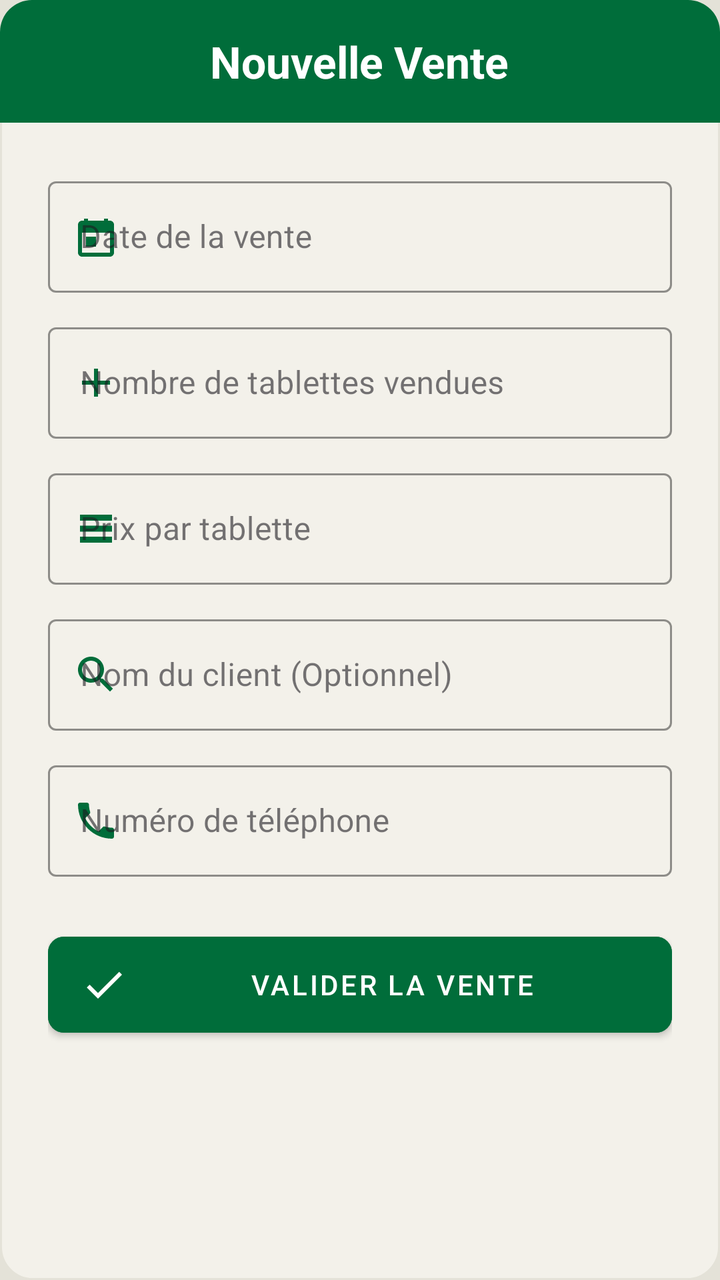
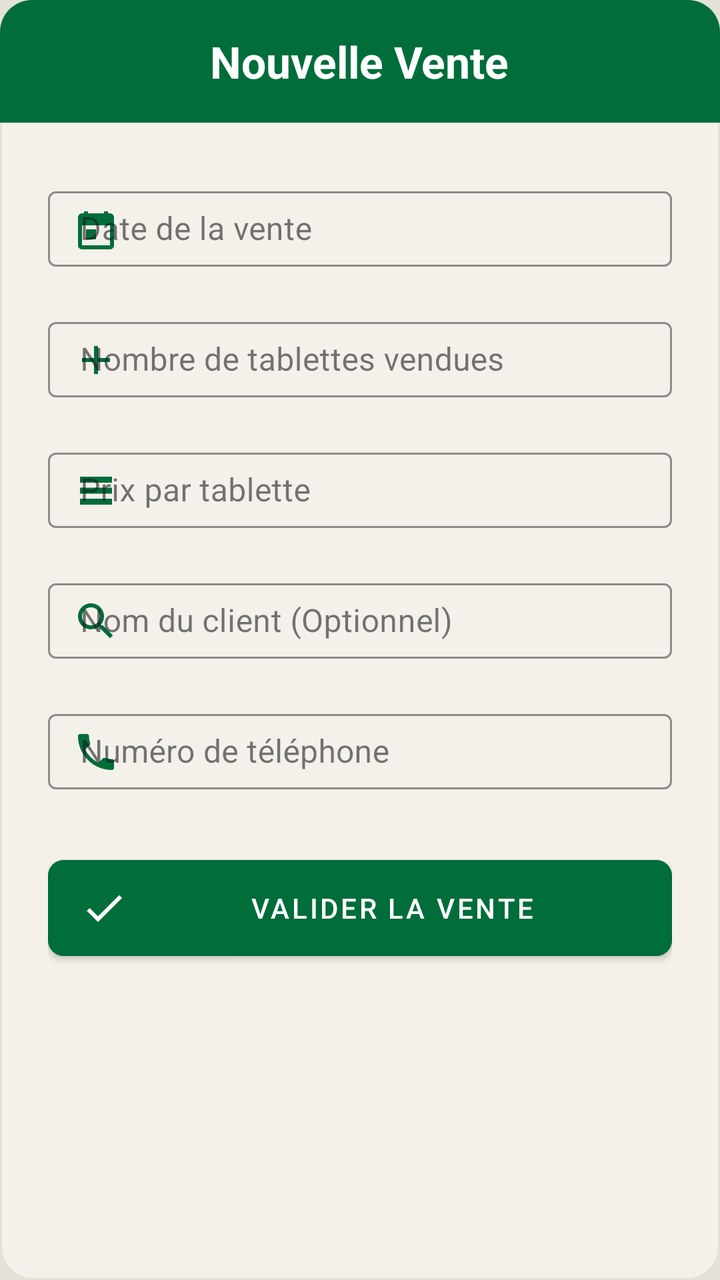

Before-and-after screenshots of an Android layout around one commit, followed by the original layout XML and the change that was made.
<!-- AndroidManifest.xml: application theme Theme.Poulailler_copilot -->
<!-- res/layout/dialog_add_sale.xml -->
<?xml version="1.0" encoding="utf-8"?>
<LinearLayout xmlns:android="http://schemas.android.com/apk/res/android"
    xmlns:app="http://schemas.android.com/apk/res-auto"
    android:layout_width="match_parent"
    android:layout_height="wrap_content"
    android:orientation="vertical"
    android:background="@drawable/bg_dialog_dark">

    <LinearLayout
        android:layout_width="match_parent"
        android:layout_height="wrap_content"
        android:background="@drawable/bg_dialog_header"
        android:padding="16dp"
        android:gravity="center">
        <TextView
            android:layout_width="wrap_content"
            android:layout_height="wrap_content"
            android:text="Nouvelle Vente"
            android:textColor="@color/white"
            android:textSize="22sp"
            android:textStyle="bold"/>
    </LinearLayout>

    <LinearLayout
        android:layout_width="match_parent"
        android:layout_height="wrap_content"
        android:orientation="vertical"
        android:padding="24dp">

        <com.google.android.material.textfield.TextInputLayout
            android:layout_width="match_parent"
            android:layout_height="wrap_content"
            android:hint="Date de la vente"
            style="@style/Widget.MaterialComponents.TextInputLayout.OutlinedBox"
            android:layout_marginBottom="12dp"
            app:hintTextColor="@color/text_secondary"
            app:boxStrokeColor="@color/primary"
            app:startIconDrawable="@drawable/ic_calendar"
            app:startIconTint="@color/primary">
            <com.google.android.material.textfield.TextInputEditText
                android:id="@+id/etSaleDate"
                android:layout_width="match_parent"
                android:layout_height="wrap_content"
                android:focusable="false"
                android:clickable="true"
                android:textColor="@color/text_primary" />
        </com.google.android.material.textfield.TextInputLayout>

        <com.google.android.material.textfield.TextInputLayout
            android:layout_width="match_parent"
            android:layout_height="wrap_content"
            android:hint="Nombre de tablettes vendues"
            style="@style/Widget.MaterialComponents.TextInputLayout.OutlinedBox"
            android:layout_marginBottom="12dp"
            app:hintTextColor="@color/text_secondary"
            app:boxStrokeColor="@color/primary"
            app:startIconDrawable="@drawable/ic_add"
            app:startIconTint="@color/primary">
            <com.google.android.material.textfield.TextInputEditText
                android:id="@+id/etQuantity"
                android:layout_width="match_parent"
                android:layout_height="wrap_content"
                android:inputType="number"
                android:textColor="@color/text_primary" />
        </com.google.android.material.textfield.TextInputLayout>

        <com.google.android.material.textfield.TextInputLayout
            android:id="@+id/tilUnitPrice"
            android:layout_width="match_parent"
            android:layout_height="wrap_content"
            android:hint="Prix par tablette"
            style="@style/Widget.MaterialComponents.TextInputLayout.OutlinedBox"
            android:layout_marginBottom="12dp"
            app:hintTextColor="@color/text_secondary"
            app:boxStrokeColor="@color/primary"
            app:startIconDrawable="@drawable/ic_batches"
            app:startIconTint="@color/primary">
            <com.google.android.material.textfield.TextInputEditText
                android:id="@+id/etUnitPrice"
                android:layout_width="match_parent"
                android:layout_height="wrap_content"
                android:inputType="numberDecimal"
                android:textColor="@color/text_primary" />
        </com.google.android.material.textfield.TextInputLayout>

        <com.google.android.material.textfield.TextInputLayout
            android:layout_width="match_parent"
            android:layout_height="wrap_content"
            android:hint="Nom du client (Optionnel)"
            style="@style/Widget.MaterialComponents.TextInputLayout.OutlinedBox"
            android:layout_marginBottom="12dp"
            app:hintTextColor="@color/text_secondary"
            app:boxStrokeColor="@color/primary"
            app:startIconDrawable="@drawable/ic_search"
            app:startIconTint="@color/primary">
            <com.google.android.material.textfield.TextInputEditText
                android:id="@+id/etBuyer"
                android:layout_width="match_parent"
                android:layout_height="wrap_content"
                android:inputType="textPersonName"
                android:textColor="@color/text_primary" />
        </com.google.android.material.textfield.TextInputLayout>

        <com.google.android.material.textfield.TextInputLayout
            android:layout_width="match_parent"
            android:layout_height="wrap_content"
            android:hint="Numéro de téléphone"
            style="@style/Widget.MaterialComponents.TextInputLayout.OutlinedBox"
            android:layout_marginBottom="24dp"
            app:hintTextColor="@color/text_secondary"
            app:boxStrokeColor="@color/primary"
            app:startIconDrawable="@drawable/ic_phone"
            app:startIconTint="@color/primary">
            <com.google.android.material.textfield.TextInputEditText
                android:id="@+id/etPhoneNumber"
                android:layout_width="match_parent"
                android:layout_height="wrap_content"
                android:inputType="phone"
                android:textColor="@color/text_primary" />
        </com.google.android.material.textfield.TextInputLayout>

        <com.google.android.material.button.MaterialButton
            android:id="@+id/btnSaveSale"
            android:layout_width="match_parent"
            android:layout_height="60dp"
            android:text="VALIDER LA VENTE"
            android:backgroundTint="@color/primary"
            android:textColor="@color/white"
            app:cornerRadius="8dp"
            app:icon="@drawable/ic_check"
            app:iconTint="@color/white"/>
    </LinearLayout>
</LinearLayout>
<!-- resources referenced by this layout -->
<resources>
  <color name="primary">#006D3A</color>
  <color name="text_primary">#1C1B1F</color>
  <color name="text_secondary">#49454F</color>
  <color name="white">#FFFFFFFF</color>
  <!-- drawable bg_dialog_dark (drawable) -->
  <?xml version="1.0" encoding="utf-8"?>
  <shape xmlns:android="http://schemas.android.com/apk/res/android">
      <solid android:color="@color/surface" />
      <stroke
          android:width="1dp"
          android:color="@color/off_white" />
      <corners android:radius="16dp" />
  </shape>
  <!-- drawable bg_dialog_header (drawable) -->
  <?xml version="1.0" encoding="utf-8"?>
  <shape xmlns:android="http://schemas.android.com/apk/res/android">
      <solid android:color="@color/primary" />
      <corners
          android:topLeftRadius="16dp"
          android:topRightRadius="16dp" />
  </shape>
  <style name="Theme.Poulailler_copilot" parent="Theme.MaterialComponents.DayNight.NoActionBar">
          
          <item name="colorPrimary">@color/primary</item>
          <item name="colorPrimaryVariant">@color/primary_variant</item>
          <item name="colorOnPrimary">@color/white</item>
  
          
          <item name="colorSecondary">@color/secondary</item>
          <item name="colorSecondaryVariant">@color/secondary_variant</item>
          <item name="colorOnSecondary">@color/white</item>
  
          
          <item name="android:windowBackground">@color/background</item>
          <item name="colorSurface">@color/surface</item>
          <item name="colorOnSurface">@color/text_primary</item>
          <item name="colorOnSurfaceVariant">@color/text_secondary</item>
  
          
          <item name="android:textColorPrimary">@color/text_primary</item>
          <item name="android:textColorSecondary">@color/text_secondary</item>
  
          
          <item name="android:statusBarColor">?attr/colorPrimaryVariant</item>
  
          
          <item name="materialCardViewStyle">@style/Widget.App.CardView</item>
          <item name="shapeAppearanceLargeComponent">@style/ShapeAppearance.App.LargeComponent</item>
  
          
          <item name="materialAlertDialogTheme">@style/ThemeOverlay.App.MaterialAlertDialog</item>
          <item name="alertDialogTheme">@style/ThemeOverlay.App.MaterialAlertDialog</item>
      </style>
  <color name="surface">#F3F1EA</color>
  <color name="off_white">#E4E2D8</color>
  <color name="primary_variant">#004D22</color>
  <color name="secondary">#43A047</color>
  <color name="secondary_variant">#2E7D32</color>
  <color name="background">@color/off_white</color>
  <style name="Widget.App.CardView" parent="Widget.MaterialComponents.CardView">
          <item name="cardElevation">2dp</item>
          <item name="cardCornerRadius">16dp</item>
          <item name="cardBackgroundColor">@color/surface</item>
          <item name="strokeWidth">0dp</item>
      </style>
  <style name="ShapeAppearance.App.LargeComponent" parent="ShapeAppearance.MaterialComponents.LargeComponent">
          <item name="cornerFamily">rounded</item>
          <item name="cornerSize">16dp</item>
      </style>
  <style name="ThemeOverlay.App.MaterialAlertDialog" parent="ThemeOverlay.MaterialComponents.MaterialAlertDialog">
          <item name="colorSurface">@color/surface</item>
          <item name="colorOnSurface">@color/text_primary</item>
          <item name="android:textColorPrimary">@color/text_primary</item>
      </style>
  <!-- unchanged entries left out for length: 6 -->
</resources>

<!-- the commit's change to res/layout/dialog_add_sale.xml (unified diff, before → after) -->
@@ -31,13 +31,14 @@
             android:layout_width="match_parent"
             android:layout_height="wrap_content"
             android:hint="Date de la vente"
-            style="@style/Widget.MaterialComponents.TextInputLayout.OutlinedBox"
+            style="@style/Widget.MaterialComponents.TextInputLayout.OutlinedBox.Dense"
             android:layout_marginBottom="12dp"
             app:hintTextColor="@color/text_secondary"
             app:boxStrokeColor="@color/primary"
             app:startIconDrawable="@drawable/ic_calendar"
             app:startIconTint="@color/primary">
             <com.google.android.material.textfield.TextInputEditText
+        style="@style/Widget.App.TextInputEditText"
                 android:id="@+id/etSaleDate"
                 android:layout_width="match_parent"
                 android:layout_height="wrap_content"
@@ -50,13 +51,14 @@
             android:layout_width="match_parent"
             android:layout_height="wrap_content"
             android:hint="Nombre de tablettes vendues"
-            style="@style/Widget.MaterialComponents.TextInputLayout.OutlinedBox"
+            style="@style/Widget.MaterialComponents.TextInputLayout.OutlinedBox.Dense"
             android:layout_marginBottom="12dp"
             app:hintTextColor="@color/text_secondary"
             app:boxStrokeColor="@color/primary"
             app:startIconDrawable="@drawable/ic_add"
             app:startIconTint="@color/primary">
             <com.google.android.material.textfield.TextInputEditText
+        style="@style/Widget.App.TextInputEditText"
                 android:id="@+id/etQuantity"
                 android:layout_width="match_parent"
                 android:layout_height="wrap_content"
@@ -69,13 +71,14 @@
             android:layout_width="match_parent"
             android:layout_height="wrap_content"
             android:hint="Prix par tablette"
-            style="@style/Widget.MaterialComponents.TextInputLayout.OutlinedBox"
+            style="@style/Widget.MaterialComponents.TextInputLayout.OutlinedBox.Dense"
             android:layout_marginBottom="12dp"
             app:hintTextColor="@color/text_secondary"
             app:boxStrokeColor="@color/primary"
             app:startIconDrawable="@drawable/ic_batches"
             app:startIconTint="@color/primary">
             <com.google.android.material.textfield.TextInputEditText
+        style="@style/Widget.App.TextInputEditText"
                 android:id="@+id/etUnitPrice"
                 android:layout_width="match_parent"
                 android:layout_height="wrap_content"
@@ -87,13 +90,14 @@
             android:layout_width="match_parent"
             android:layout_height="wrap_content"
             android:hint="Nom du client (Optionnel)"
-            style="@style/Widget.MaterialComponents.TextInputLayout.OutlinedBox"
+            style="@style/Widget.MaterialComponents.TextInputLayout.OutlinedBox.Dense"
             android:layout_marginBottom="12dp"
             app:hintTextColor="@color/text_secondary"
             app:boxStrokeColor="@color/primary"
             app:startIconDrawable="@drawable/ic_search"
             app:startIconTint="@color/primary">
             <com.google.android.material.textfield.TextInputEditText
+        style="@style/Widget.App.TextInputEditText"
                 android:id="@+id/etBuyer"
                 android:layout_width="match_parent"
                 android:layout_height="wrap_content"
@@ -105,13 +109,14 @@
             android:layout_width="match_parent"
             android:layout_height="wrap_content"
             android:hint="Numéro de téléphone"
-            style="@style/Widget.MaterialComponents.TextInputLayout.OutlinedBox"
+            style="@style/Widget.MaterialComponents.TextInputLayout.OutlinedBox.Dense"
             android:layout_marginBottom="24dp"
             app:hintTextColor="@color/text_secondary"
             app:boxStrokeColor="@color/primary"
             app:startIconDrawable="@drawable/ic_phone"
             app:startIconTint="@color/primary">
             <com.google.android.material.textfield.TextInputEditText
+        style="@style/Widget.App.TextInputEditText"
                 android:id="@+id/etPhoneNumber"
                 android:layout_width="match_parent"
                 android:layout_height="wrap_content"
<!-- resource entries referenced after the edit -->
@@ -21,6 +21,11 @@
           android:topLeftRadius="16dp"
           android:topRightRadius="16dp" />
   </shape>
+  <style name="Widget.App.TextInputEditText" parent="Widget.MaterialComponents.TextInputEditText.OutlinedBox.Dense">
+          <item name="android:paddingTop">8dp</item>
+          <item name="android:paddingBottom">8dp</item>
+          <item name="android:minHeight">0dp</item>
+      </style>
   <style name="Theme.Poulailler_copilot" parent="Theme.MaterialComponents.DayNight.NoActionBar">
           
           <item name="colorPrimary">@color/primary</item>
@@ -50,6 +55,10 @@
           <item name="shapeAppearanceLargeComponent">@style/ShapeAppearance.App.LargeComponent</item>
   
           
+          <item name="editTextStyle">@style/Widget.App.TextInputEditText</item>
+          <item name="textInputStyle">@style/Widget.App.TextInputLayout</item>
+  
+          
           <item name="materialAlertDialogTheme">@style/ThemeOverlay.App.MaterialAlertDialog</item>
           <item name="alertDialogTheme">@style/ThemeOverlay.App.MaterialAlertDialog</item>
       </style>
@@ -69,6 +78,7 @@
           <item name="cornerFamily">rounded</item>
           <item name="cornerSize">16dp</item>
       </style>
+  <style name="Widget.App.TextInputLayout" parent="Widget.MaterialComponents.TextInputLayout.OutlinedBox.Dense" />
   <style name="ThemeOverlay.App.MaterialAlertDialog" parent="ThemeOverlay.MaterialComponents.MaterialAlertDialog">
           <item name="colorSurface">@color/surface</item>
           <item name="colorOnSurface">@color/text_primary</item>
